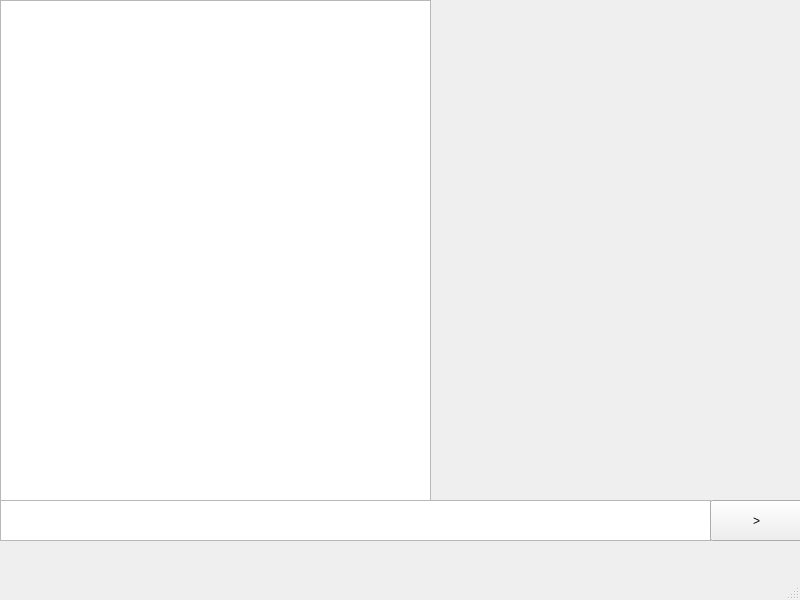
Old version of the form mainwindow.ui in the repository 20278667/ZorkProject.
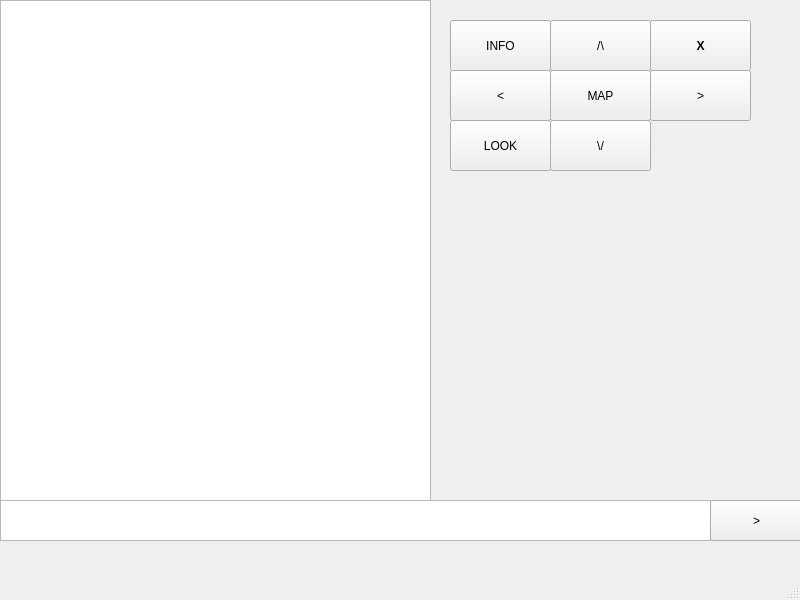
New version of the form.

```diff
--- a/mainwindow.ui
+++ b/mainwindow.ui
@@ -65,6 +65,119 @@
      <bool>true</bool>
     </property>
    </widget>
+   <widget class="QPushButton" name="east">
+    <property name="geometry">
+     <rect>
+      <x>650</x>
+      <y>70</y>
+      <width>101</width>
+      <height>51</height>
+     </rect>
+    </property>
+    <property name="text">
+     <string>&gt;</string>
+    </property>
+   </widget>
+   <widget class="QPushButton" name="north">
+    <property name="geometry">
+     <rect>
+      <x>550</x>
+      <y>20</y>
+      <width>101</width>
+      <height>51</height>
+     </rect>
+    </property>
+    <property name="text">
+     <string>/\</string>
+    </property>
+   </widget>
+   <widget class="QPushButton" name="west">
+    <property name="geometry">
+     <rect>
+      <x>450</x>
+      <y>70</y>
+      <width>101</width>
+      <height>51</height>
+     </rect>
+    </property>
+    <property name="text">
+     <string>&lt;</string>
+    </property>
+   </widget>
+   <widget class="QPushButton" name="south">
+    <property name="geometry">
+     <rect>
+      <x>550</x>
+      <y>120</y>
+      <width>101</width>
+      <height>51</height>
+     </rect>
+    </property>
+    <property name="text">
+     <string>\/</string>
+    </property>
+   </widget>
+   <widget class="QPushButton" name="map">
+    <property name="geometry">
+     <rect>
+      <x>550</x>
+      <y>70</y>
+      <width>101</width>
+      <height>51</height>
+     </rect>
+    </property>
+    <property name="text">
+     <string>MAP</string>
+    </property>
+   </widget>
+   <widget class="QPushButton" name="info">
+    <property name="geometry">
+     <rect>
+      <x>450</x>
+      <y>20</y>
+      <width>101</width>
+      <height>51</height>
+     </rect>
+    </property>
+    <property name="text">
+     <string>INFO</string>
+    </property>
+   </widget>
+   <widget class="QPushButton" name="quit">
+    <property name="geometry">
+     <rect>
+      <x>650</x>
+      <y>20</y>
+      <width>101</width>
+      <height>51</height>
+     </rect>
+    </property>
+    <property name="font">
+     <font>
+      <italic>false</italic>
+      <bold>true</bold>
+     </font>
+    </property>
+    <property name="autoFillBackground">
+     <bool>false</bool>
+    </property>
+    <property name="text">
+     <string>X</string>
+    </property>
+   </widget>
+   <widget class="QPushButton" name="look">
+    <property name="geometry">
+     <rect>
+      <x>450</x>
+      <y>120</y>
+      <width>101</width>
+      <height>51</height>
+     </rect>
+    </property>
+    <property name="text">
+     <string>LOOK</string>
+    </property>
+   </widget>
   </widget>
   <widget class="QMenuBar" name="menubar">
    <property name="geometry">
```
